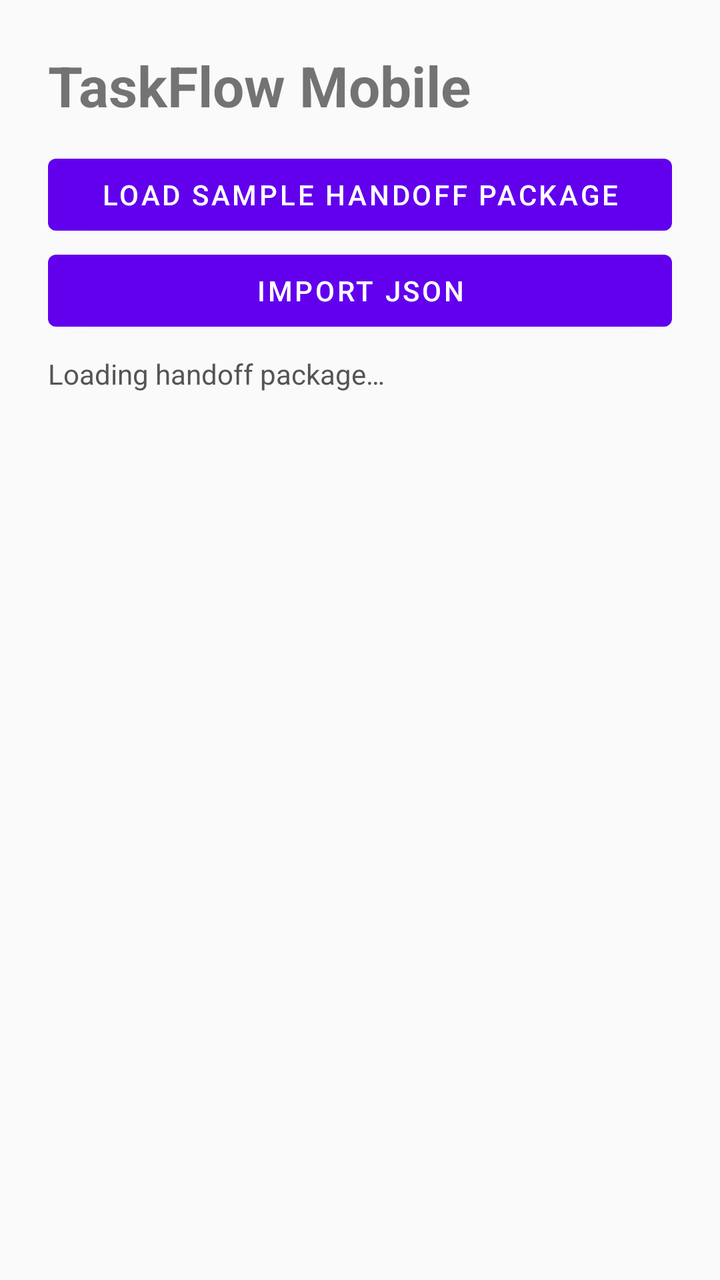
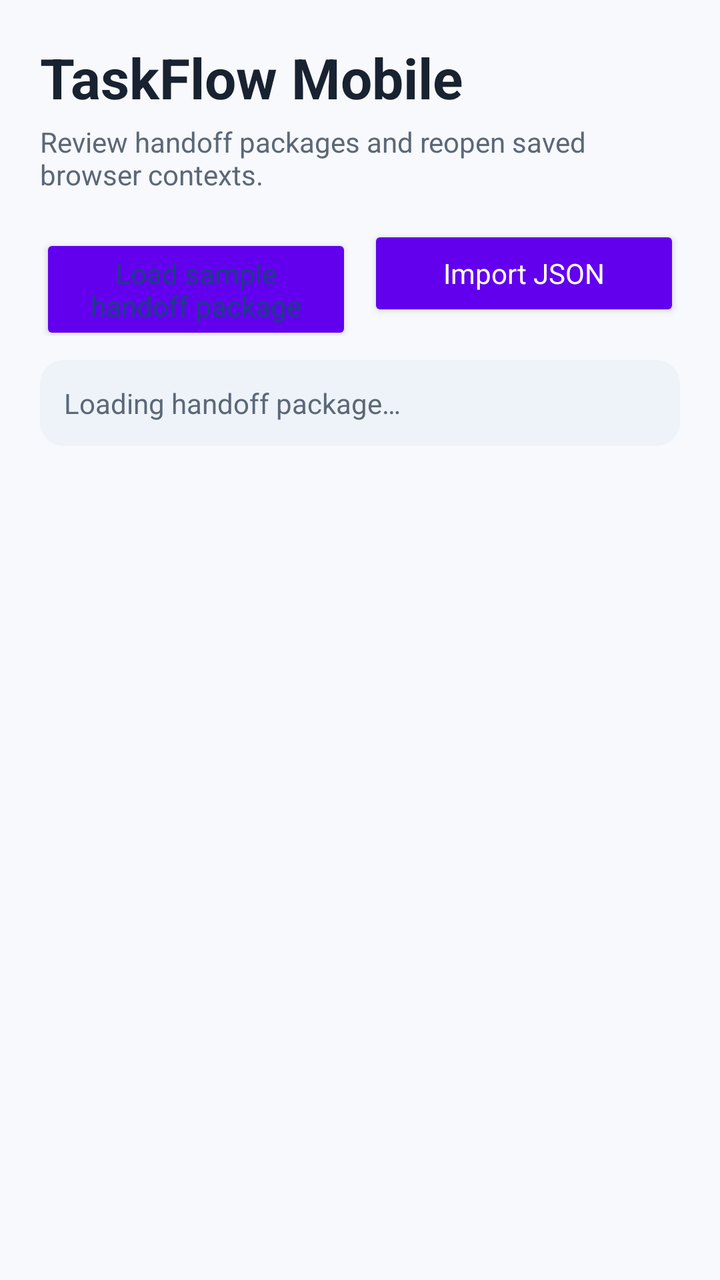

An Android layout rendered at two revisions. The XML below is the earlier revision; the diff shows what the commit changed to produce the second picture.
<!-- AndroidManifest.xml: fallback theme Theme.MaterialComponents.DayNight.NoActionBar -->
<!-- res/layout/activity_main.xml -->
<?xml version="1.0" encoding="utf-8"?>
<LinearLayout xmlns:android="http://schemas.android.com/apk/res/android"
    android:layout_width="match_parent"
    android:layout_height="match_parent"
    android:orientation="vertical"
    android:padding="24dp"
    android:background="#FAFAFA">

    <TextView
        android:layout_width="match_parent"
        android:layout_height="wrap_content"
        android:text="@string/app_name"
        android:textSize="28sp"
        android:textStyle="bold" />

    <Button
        android:id="@+id/loadSampleButton"
        android:layout_width="match_parent"
        android:layout_height="wrap_content"
        android:layout_marginTop="12dp"
        android:text="@string/load_sample_package" />

    <Button
        android:id="@+id/importJsonButton"
        android:layout_width="match_parent"
        android:layout_height="wrap_content"
        android:text="@string/import_json" />

    <TextView
        android:id="@+id/statusText"
        android:layout_width="match_parent"
        android:layout_height="wrap_content"
        android:paddingTop="8dp"
        android:paddingBottom="8dp"
        android:text="@string/loading_package"
        android:textColor="#555555" />

    <ScrollView
        android:layout_width="match_parent"
        android:layout_height="0dp"
        android:layout_weight="1">

        <LinearLayout
            android:id="@+id/activityContent"
            android:layout_width="match_parent"
            android:layout_height="wrap_content"
            android:orientation="vertical" />
    </ScrollView>
</LinearLayout>
<!-- resources referenced by this layout -->
<resources>
  <string name="app_name">TaskFlow Mobile</string>
  <string name="import_json">Import JSON</string>
  <string name="load_sample_package">Load sample handoff package</string>
  <string name="loading_package">Loading handoff package…</string>
</resources>

<!-- the commit's change to res/layout/activity_main.xml (unified diff, before → after) -->
@@ -3,47 +3,80 @@
     android:layout_width="match_parent"
     android:layout_height="match_parent"
     android:orientation="vertical"
-    android:padding="24dp"
-    android:background="#FAFAFA">
+    android:background="@color/surface"
+    android:paddingStart="@dimen/screen_padding"
+    android:paddingTop="@dimen/screen_padding"
+    android:paddingEnd="@dimen/screen_padding"
+    android:paddingBottom="@dimen/screen_padding">
+
+    <TextView
+        android:id="@+id/titleText"
+        android:layout_width="match_parent"
+        android:layout_height="wrap_content"
+        android:text="@string/app_name"
+        android:textColor="@color/on_surface"
+        android:textSize="28sp"
+        android:textStyle="bold"
+        android:fontFamily="sans" />
 
     <TextView
         android:layout_width="match_parent"
         android:layout_height="wrap_content"
-        android:text="@string/app_name"
-        android:textSize="28sp"
-        android:textStyle="bold" />
+        android:layout_marginTop="4dp"
+        android:text="@string/app_subtitle"
+        android:textColor="@color/on_surface_muted"
+        android:textSize="14sp" />
 
-    <Button
-        android:id="@+id/loadSampleButton"
+    <LinearLayout
         android:layout_width="match_parent"
         android:layout_height="wrap_content"
-        android:layout_marginTop="12dp"
-        android:text="@string/load_sample_package" />
+        android:layout_marginTop="16dp"
+        android:orientation="horizontal">
 
-    <Button
-        android:id="@+id/importJsonButton"
-        android:layout_width="match_parent"
-        android:layout_height="wrap_content"
-        android:text="@string/import_json" />
+        <Button
+            android:id="@+id/loadSampleButton"
+            style="@style/TaskFlowButton.Secondary"
+            android:layout_width="0dp"
+            android:layout_height="wrap_content"
+            android:layout_weight="1"
+            android:text="@string/load_sample_package" />
+
+        <Button
+            android:id="@+id/importJsonButton"
+            style="@style/TaskFlowButton.Primary"
+            android:layout_width="0dp"
+            android:layout_height="wrap_content"
+            android:layout_marginStart="8dp"
+            android:layout_weight="1"
+            android:text="@string/import_json" />
+    </LinearLayout>
 
     <TextView
         android:id="@+id/statusText"
         android:layout_width="match_parent"
         android:layout_height="wrap_content"
-        android:paddingTop="8dp"
-        android:paddingBottom="8dp"
+        android:layout_marginTop="12dp"
+        android:background="@drawable/status_background"
+        android:padding="12dp"
         android:text="@string/loading_package"
-        android:textColor="#555555" />
+        android:textColor="@color/on_surface_muted"
+        android:textSize="14sp"
+        android:lineSpacingExtra="2dp"
+        android:accessibilityLiveRegion="polite" />
 
     <ScrollView
         android:layout_width="match_parent"
         android:layout_height="0dp"
-        android:layout_weight="1">
+        android:layout_weight="1"
+        android:layout_marginTop="12dp"
+        android:clipToPadding="false"
+        android:fillViewport="true">
 
         <LinearLayout
             android:id="@+id/activityContent"
             android:layout_width="match_parent"
             android:layout_height="wrap_content"
-            android:orientation="vertical" />
+            android:orientation="vertical"
+            android:paddingBottom="12dp" />
     </ScrollView>
 </LinearLayout>
<!-- resource entries referenced after the edit -->
@@ -1,8 +1,40 @@
 <!-- resources referenced by this layout -->
 <resources>
+  <color name="on_surface">#182230</color>
+  <color name="on_surface_muted">#5B6878</color>
+  <color name="surface">#F7F9FC</color>
+  <dimen name="screen_padding">20dp</dimen>
+  <!-- drawable status_background (drawable) -->
+  <?xml version="1.0" encoding="utf-8"?>
+  <shape xmlns:android="http://schemas.android.com/apk/res/android">
+      <solid android:color="@color/surface_subtle" />
+      <corners android:radius="@dimen/card_radius" />
+  </shape>
   <string name="app_name">TaskFlow Mobile</string>
+  <string name="app_subtitle">Review handoff packages and reopen saved browser contexts.</string>
   <string name="import_json">Import JSON</string>
   <string name="load_sample_package">Load sample handoff package</string>
   <string name="loading_package">Loading handoff package…</string>
+  <style name="TaskFlowButton.Primary" parent="TaskFlowButton">
+          <item name="android:backgroundTint">@color/primary</item>
+      </style>
+  <style name="TaskFlowButton.Secondary" parent="TaskFlowButton">
+          <item name="android:backgroundTint">@color/surface_subtle</item>
+          <item name="android:textColor">@color/primary_dark</item>
+      </style>
+  <color name="surface_subtle">#EEF3FA</color>
+  <dimen name="card_radius">12dp</dimen>
+  <style name="TaskFlowButton" parent="android:style/Widget.Material.Button">
+          <item name="android:minHeight">48dp</item>
+          <item name="android:paddingStart">12dp</item>
+          <item name="android:paddingEnd">12dp</item>
+          <item name="android:textAllCaps">false</item>
+          <item name="android:textSize">14sp</item>
+          <item name="android:textColor">@color/on_primary</item>
+          <item name="android:fontFamily">sans</item>
+      </style>
+  <color name="primary">#2457A6</color>
+  <color name="primary_dark">#17417F</color>
+  <color name="on_primary">#FFFFFF</color>
 </resources>
 
